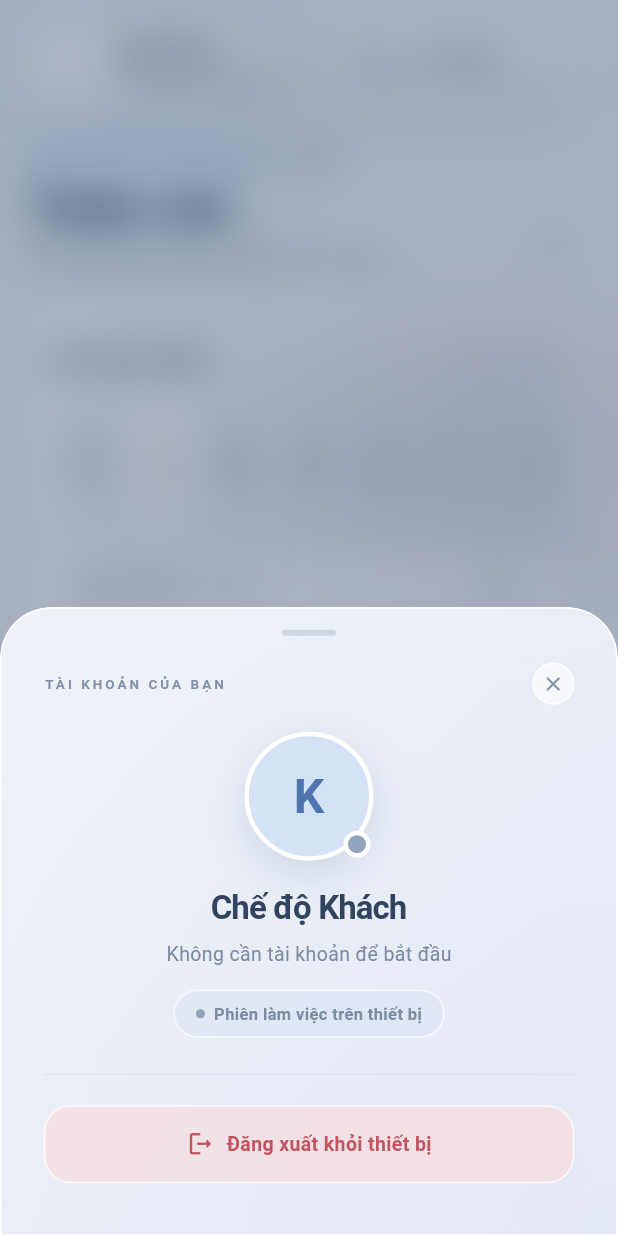
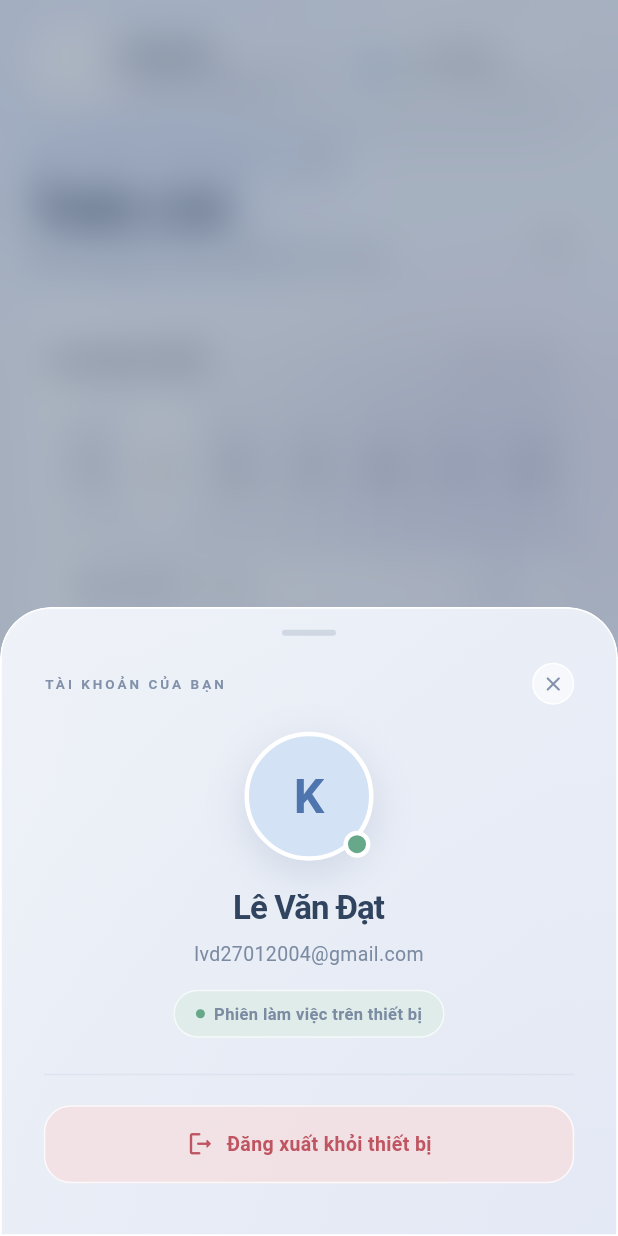
Before and after one commit to datlee27/To-do-list-app, a Flutter app: the screen it shows after launch, after a tap on an icon or button, on a phone screen of 412 x 824 dp. Run offline on Flutter 3.47's test engine with Material 3 defaults, Android fonts, the phone set to English and light mode, and no system bars.

Commit message:
fix: remove AuthService from app_header - root cause of build failure

```diff
--- a/lib/widgets/app_header.dart
+++ b/lib/widgets/app_header.dart
@@ -339,15 +339,10 @@ class AppHeader extends StatelessWidget {
 
   /// Bottom Sheet Tài khoản chuẩn Figma `AccountMenu.tsx`
   void _showAccountSheet(BuildContext context, bool isGoogle) {
-    final user = AuthService().currentUser;
-    final name = isGoogle
-        ? (user?.displayName?.isNotEmpty == true ? user!.displayName! : 'Lê Văn Đạt')
-        : 'Chế độ Khách';
-    final email = isGoogle
-        ? (user?.email?.isNotEmpty == true ? user!.email! : 'lvd27012004@gmail.com')
-        : 'Không cần tài khoản để bắt đầu';
-    final photoUrl = user?.photoURL;
-    final statusColor = isGoogle ? const Color(0xFF66A889) : const Color(0xFF92A3BC);
+    const name = 'Lê Văn Đạt';
+    const email = 'lvd27012004@gmail.com';
+    const String? photoUrl = null;
+    const statusColor = Color(0xFF66A889);
 
     showGeneralDialog(
       context: context,
@@ -510,9 +505,7 @@ class AppHeader extends StatelessWidget {
                         Container(
                           padding: const EdgeInsets.symmetric(horizontal: 14, vertical: 7),
                           decoration: BoxDecoration(
-                            color: isGoogle
-                                ? const Color(0xFFDBECE4).withValues(alpha: 0.65)
-                                : const Color(0xFFDCE5F3).withValues(alpha: 0.65),
+                            color: const Color(0xFFDBECE4).withValues(alpha: 0.65),
                             borderRadius: BorderRadius.circular(50),
                             border: Border.all(
                               color: Colors.white.withValues(alpha: 0.7),
```
